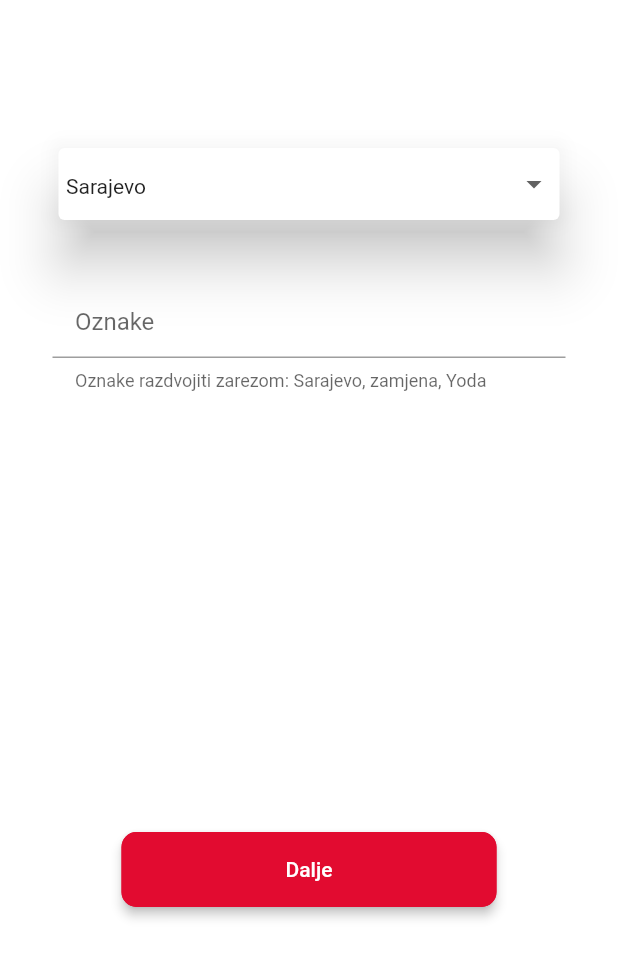
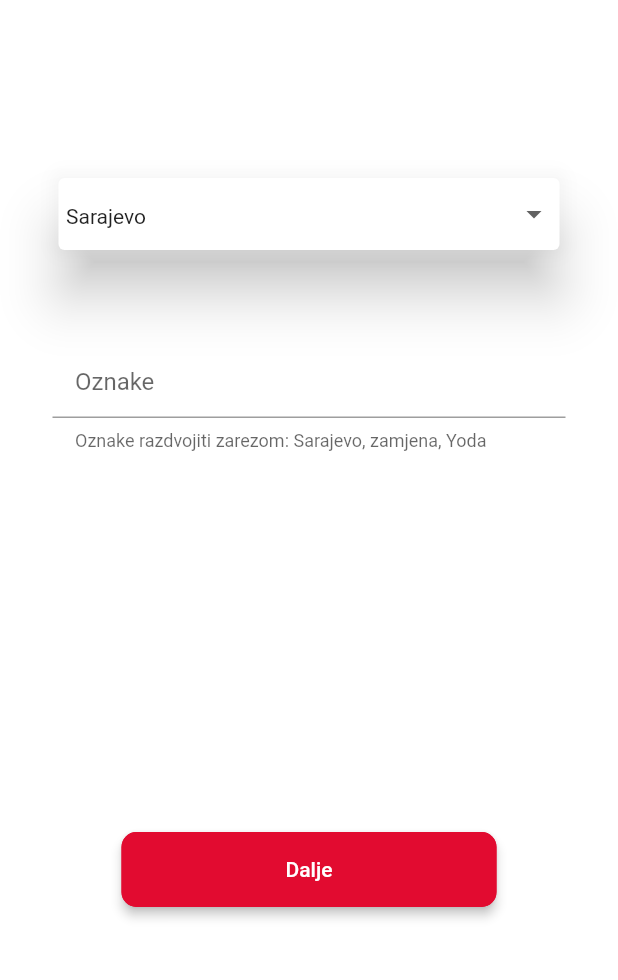
Before and after one commit to iva1j/Oglasnik, a Flutter app: the screen it shows after launch, swiped to page 3, on a phone screen of 412 x 824 dp, the part 119-1099 px from its top. Run offline on Flutter 3.47's test engine with Material 2 defaults, Android fonts, the phone set to English and light mode, and no system bars; our stand-ins replace cloud_firestore, firebase_auth, flutter_dotenv, flutter_spinkit, flutter_typeahead, random_string; missing offline and left inert: fab_circular_menu, mailgun; accounts and stored records are empty.

Commit message:
refactored citydropdown widget

```diff
--- a/lib/utils/shared/globalVariables.dart
+++ b/lib/utils/shared/globalVariables.dart
@@ -22,6 +22,7 @@ TextEditingController productTagController;
 TextEditingController productDescController;
 TextEditingController productPriceController;
 String dropdownValueCategory = 'Kategorija1';
+String dropdownValueCity = 'Sarajevo';
 
 final GlobalKey<FormState> brandFormKey = GlobalKey<FormState>();
 TextEditingController brandTypeAheadController;
--- /dev/null
+++ b/lib/view/PostScreens/Widgets/cityDropDown.dart
@@ -0,0 +1,68 @@
+import 'package:Oglasnik/utils/shared/globalVariables.dart';
+import 'package:Oglasnik/utils/sizeconfig.dart';
+import 'package:Oglasnik/view/PostScreens/pages/categoryPage.dart';
+import 'package:flutter/material.dart';
+import 'package:Oglasnik/view/PostScreens/widgets/custom_dropdown.dart'
+    as custom;
+
+class CityDropDown extends StatefulWidget {
+  const CityDropDown({
+    Key key,
+  }) : super(key: key);
+
+  @override
+  _CityDropDownState createState() => _CityDropDownState();
+}
+
+class _CityDropDownState extends State<CityDropDown> {
+  @override
+  Widget build(BuildContext context) {
+    return Container(
+      height: SizeConfig.screenHeight,
+      margin: EdgeInsets.symmetric(horizontal: 35.0, vertical: 20.0),
+      child: Card(
+          elevation: 16,
+          child: Container(
+              margin: EdgeInsets.only(left: 5.0, right: 5.0),
+              child: Center(
+                  child: Align(
+                      alignment: Alignment.topRight,
+                      child: custom.DropdownButton<String>(
+                        value: dropdownValueCity,
+                        height: MediaQuery.of(context).size.height / 2.229,
+                        icon: Icon(Icons.arrow_drop_down),
+                        iconSize: 24,
+                        elevation: 16,
+                        isExpanded: true,
+                        style: TextStyle(
+                          color: Colors.black87,
+                          fontSize: 14,
+                          height: 1.5,
+                        ),
+                        underline: Container(),
+                        onChanged: (String productCityList) => setState(
+                            () => dropdownValueCity = productCityList),
+                        items: <String>[
+                              'Sarajevo',
+                              'London',
+                              'Lisabon',
+                              'Berlin',
+                              'New York',
+                              'Beč',
+                              'Madrid',
+                              'Rim',
+                              'Bukurešt',
+                              'Moskva',
+                              'Kopenhagen',
+                              'Basel',
+                              'Pariz'
+                        ].map<custom.DropdownMenuItem<String>>((String value) {
+                          return custom.DropdownMenuItem<String>(
+                            value: value,
+                            child: Text(value),
+                          );
+                        }).toList(),
+                      ))))),
+    );
+  }
+}
--- a/lib/view/PostScreens/pages/cityPage.dart
+++ b/lib/view/PostScreens/pages/cityPage.dart
@@ -1,12 +1,11 @@
 import 'package:Oglasnik/utils/shared/globalVariables.dart';
 import 'package:Oglasnik/utils/sizeconfig.dart';
 import 'package:Oglasnik/utils/suggestionFunction.dart';
+import 'package:Oglasnik/view/PostScreens/Widgets/cityDropDown.dart';
 
 import 'package:flutter/material.dart';
 import 'package:Oglasnik/view/PostScreens/widgets/custom_dropdown.dart'
     as custom;
-
-String dropdownValueCity = 'Sarajevo';
 
 class CityPage extends StatefulWidget {
   @override
@@ -36,61 +35,7 @@ class _CityPageState extends State<CityPage> {
                 Container(
                   margin: EdgeInsets.only(bottom: 80.0, top: 15),
                 ),
-                Container(
-                  height: SizeConfig.screenHeight,
-                  margin: EdgeInsets.symmetric(horizontal: 35.0),
-                  child: Card(
-                    elevation: 16,
-                    child: Container(
-                      margin: EdgeInsets.only(left: 5.0, right: 5.0),
-                      child: Center(
-                        child: Align(
-                          alignment: Alignment.topRight,
-                          child: custom.DropdownButton<String>(
-                            value: dropdownValueCity,
-                            height: MediaQuery.of(context).size.height / 2.229,
-                            icon: Icon(Icons.arrow_drop_down),
-                            iconSize: 24,
-                            elevation: 16,
-                            isExpanded: true,
-                            style: TextStyle(
-                              color: Colors.black87,
-                              fontSize: 14,
-                              height: 1.5,
-                            ),
-                            underline: Container(),
-                            onChanged: (String newValue) {
-                              setState(() {
-                                dropdownValueCity = newValue;
-                              });
-                            },
-                            items: <String>[
-                              'Sarajevo',
-                              'London',
-                              'Lisabon',
-                              'Berlin',
-                              'New York',
-                              'Beč',
-                              'Madrid',
-                              'Rim',
-                              'Bukurešt',
-                              'Moskva',
-                              'Kopenhagen',
-                              'Basel',
-                              'Pariz'
-                            ].map<custom.DropdownMenuItem<String>>(
-                                (String productCityValue) {
-                              return custom.DropdownMenuItem<String>(
-                                value: productCityValue,
-                                child: Text(productCityValue),
-                              );
-                            }).toList(),
-                          ),
-                        ),
-                      ),
-                    ),
-                  ),
-                ),
+                CityDropDown(),
                 Column(
                   children: <Widget>[
                     Container(
```
